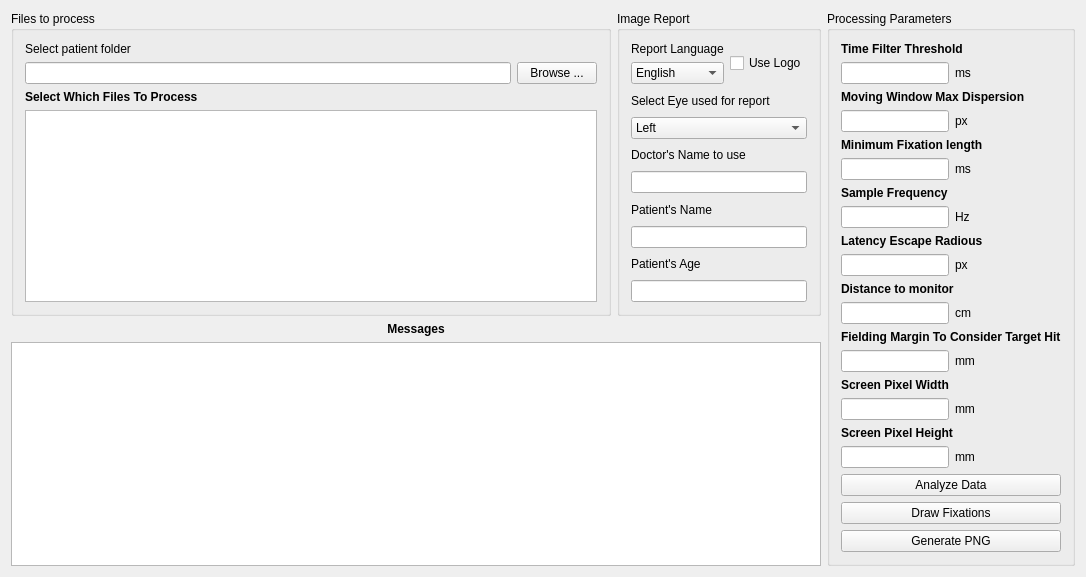
ViewMind/VMAPP, file EyeDataAnalyzer/src/eyedataanalyzer.ui: the form before one commit.
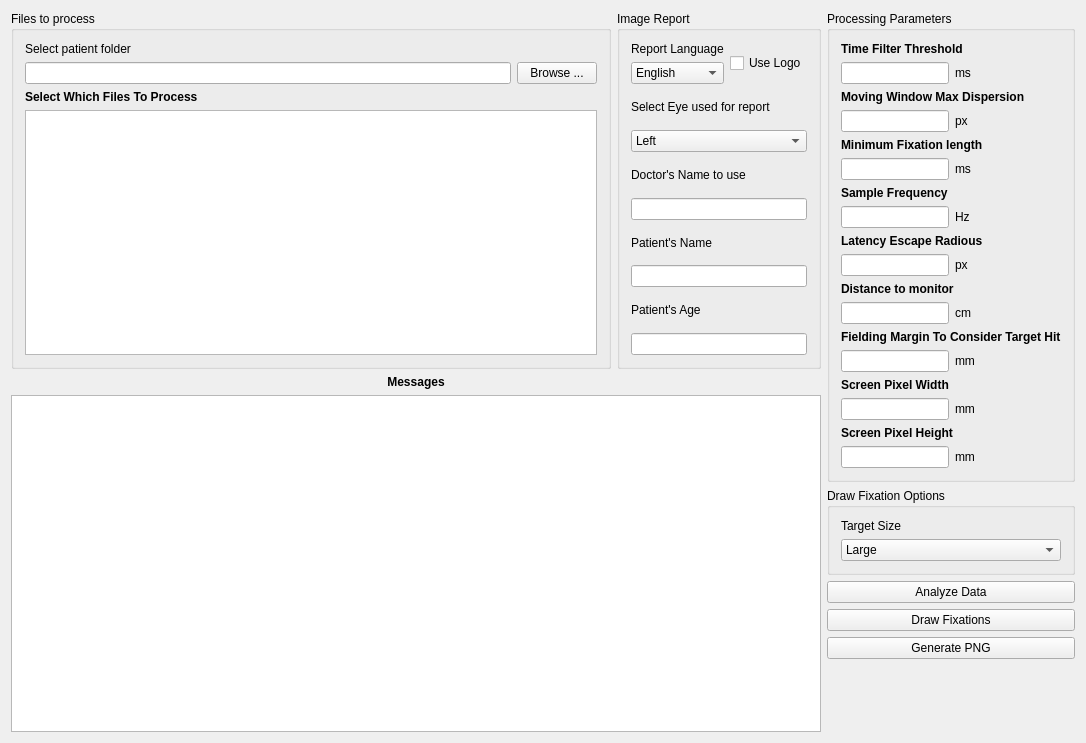
The form after the commit.

Diff of the .ui file:
```diff
--- a/EyeDataAnalyzer/src/eyedataanalyzer.ui
+++ b/EyeDataAnalyzer/src/eyedataanalyzer.ui
@@ -7,7 +7,7 @@
     <x>0</x>
     <y>0</y>
     <width>1085</width>
-    <height>562</height>
+    <height>743</height>
    </rect>
   </property>
   <property name="windowTitle">
@@ -220,6 +220,8 @@
      </layout>
     </item>
     <item>
+     <layout class="QVBoxLayout" name="verticalLayout_23">
+      <item>
      <widget class="QGroupBox" name="groupBox_4">
       <property name="maximumSize">
        <size>
@@ -573,6 +575,39 @@
          </item>
         </layout>
        </item>
+        </layout>
+       </widget>
+      </item>
+      <item>
+       <widget class="QGroupBox" name="groupBox_2">
+        <property name="title">
+         <string>Draw Fixation Options</string>
+        </property>
+        <layout class="QVBoxLayout" name="verticalLayout_22">
+         <item>
+          <widget class="QLabel" name="label_27">
+           <property name="text">
+            <string>Target Size</string>
+           </property>
+          </widget>
+         </item>
+         <item>
+          <widget class="QComboBox" name="comboTargetSize">
+           <item>
+            <property name="text">
+             <string>Large</string>
+            </property>
+           </item>
+           <item>
+            <property name="text">
+             <string>Small</string>
+            </property>
+           </item>
+          </widget>
+         </item>
+        </layout>
+       </widget>
+      </item>
        <item>
         <widget class="QPushButton" name="pbAnalyzeData">
          <property name="text">
@@ -608,7 +643,6 @@
         </spacer>
        </item>
       </layout>
-     </widget>
     </item>
    </layout>
   </widget>
```
Left out of the diff: 2 changed lines with no effect on the pictures. Lines whose indentation alone changed are shown as unchanged.
